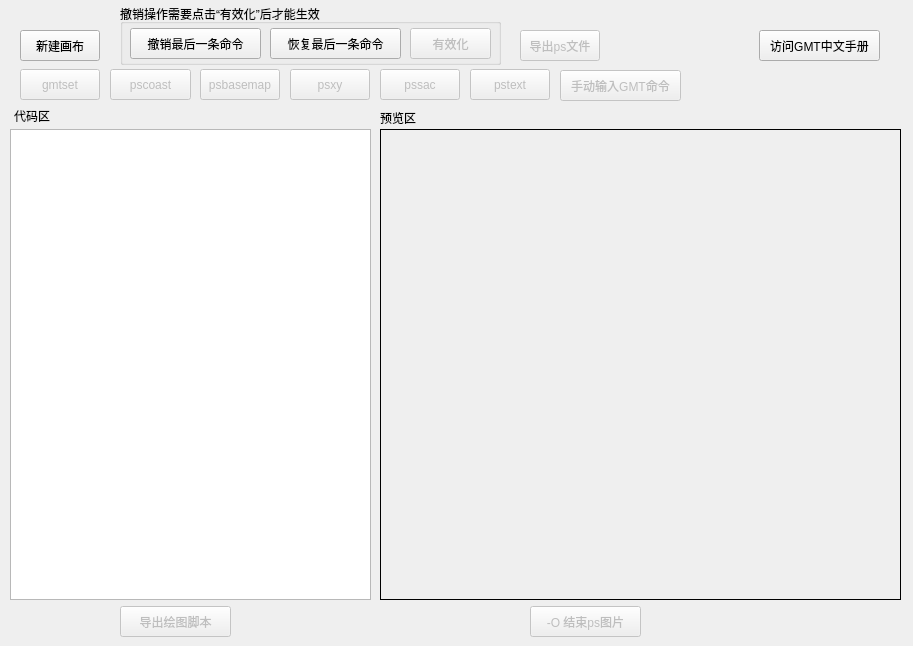
This is src/mainwindow.ui in CovMat/GMT-mini-GUI as Qt 5 draws it before an edit. The edited form follows.
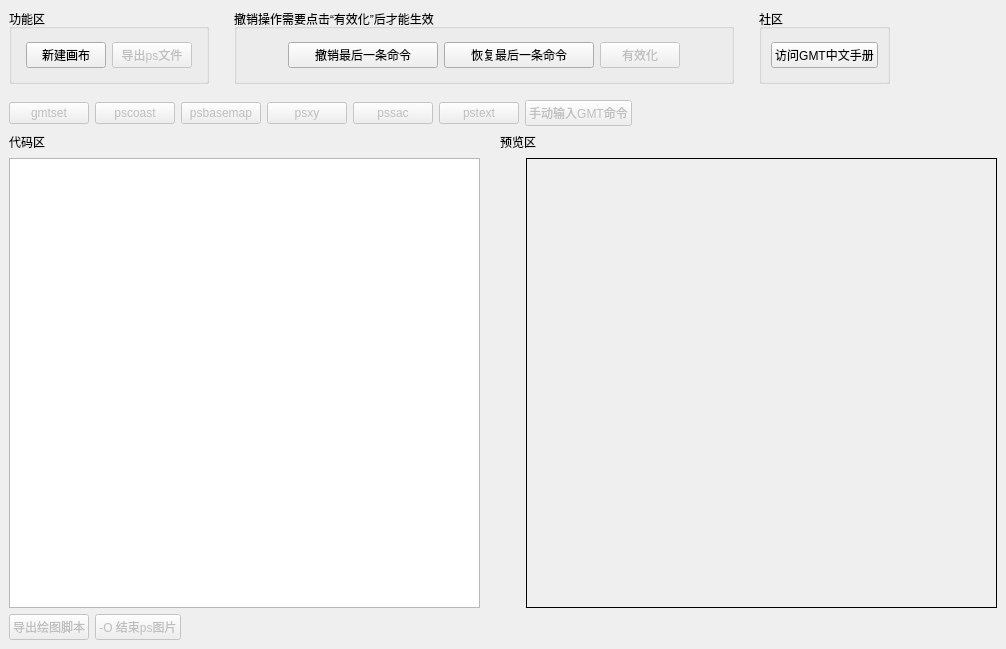
This is the edited form.

Commit message:
更改mainwindow.ui布局，适应窗口动态调整。 (#12)
* mainwindow布局调整，适应窗口动态调整。

* mainwindow.ui布局更新
1. 窗口可随意拖动，代码窗口及预览窗口动态适应
2. 功能按键位置保持固定

The edit to the form file:
```diff
--- a/src/mainwindow.ui
+++ b/src/mainwindow.ui
@@ -6,307 +6,501 @@
    <rect>
     <x>0</x>
     <y>0</y>
-    <width>913</width>
-    <height>646</height>
+    <width>1006</width>
+    <height>649</height>
    </rect>
   </property>
   <property name="windowTitle">
    <string>MainWindow</string>
   </property>
   <widget class="QWidget" name="centralwidget">
+   <property name="sizePolicy">
+    <sizepolicy hsizetype="Expanding" vsizetype="Expanding">
+     <horstretch>0</horstretch>
+     <verstretch>0</verstretch>
+    </sizepolicy>
+   </property>
+   <layout class="QHBoxLayout" name="horizontalLayout_7">
+    <item>
+     <layout class="QVBoxLayout" name="verticalLayout_3">
+      <property name="sizeConstraint">
+       <enum>QLayout::SetMinAndMaxSize</enum>
+      </property>
+      <item>
+       <layout class="QHBoxLayout" name="horizontalLayout_4">
+        <property name="spacing">
+         <number>25</number>
+        </property>
+        <property name="sizeConstraint">
+         <enum>QLayout::SetMaximumSize</enum>
+        </property>
+        <property name="bottomMargin">
+         <number>10</number>
+        </property>
+        <item>
+         <widget class="QGroupBox" name="groupBox_2">
+          <property name="sizePolicy">
+           <sizepolicy hsizetype="Fixed" vsizetype="Fixed">
+            <horstretch>0</horstretch>
+            <verstretch>0</verstretch>
+           </sizepolicy>
+          </property>
+          <property name="minimumSize">
+           <size>
+            <width>200</width>
+            <height>75</height>
+           </size>
+          </property>
+          <property name="title">
+           <string>功能区</string>
+          </property>
+          <layout class="QHBoxLayout" name="horizontalLayout_12">
+           <item>
+            <layout class="QHBoxLayout" name="horizontalLayout_10">
+             <property name="sizeConstraint">
+              <enum>QLayout::SetFixedSize</enum>
+             </property>
+             <item>
    <widget class="QPushButton" name="new_PS_file">
-    <property name="geometry">
-     <rect>
-      <x>20</x>
-      <y>30</y>
-      <width>80</width>
-      <height>31</height>
-     </rect>
+               <property name="sizePolicy">
+                <sizepolicy hsizetype="Fixed" vsizetype="Fixed">
+                 <horstretch>0</horstretch>
+                 <verstretch>0</verstretch>
+                </sizepolicy>
     </property>
     <property name="text">
      <string>新建画布</string>
     </property>
    </widget>
-   <widget class="QListWidget" name="cmd_list">
-    <property name="geometry">
-     <rect>
-      <x>10</x>
-      <y>129</y>
-      <width>361</width>
-      <height>471</height>
-     </rect>
-    </property>
-   </widget>
-   <widget class="QPushButton" name="pscoast">
+             </item>
+             <item>
+              <widget class="QPushButton" name="export_ps">
     <property name="enabled">
      <bool>false</bool>
     </property>
-    <property name="geometry">
-     <rect>
-      <x>110</x>
-      <y>69</y>
-      <width>81</width>
-      <height>31</height>
-     </rect>
+               <property name="sizePolicy">
+                <sizepolicy hsizetype="Fixed" vsizetype="Fixed">
+                 <horstretch>0</horstretch>
+                 <verstretch>0</verstretch>
+                </sizepolicy>
     </property>
     <property name="text">
-     <string>pscoast</string>
-    </property>
-   </widget>
-   <widget class="QPushButton" name="endps">
-    <property name="enabled">
-     <bool>false</bool>
-    </property>
-    <property name="geometry">
-     <rect>
-      <x>530</x>
-      <y>606</y>
-      <width>111</width>
-      <height>31</height>
-     </rect>
-    </property>
-    <property name="text">
-     <string>-O 结束ps图片</string>
-    </property>
-   </widget>
+                <string>导出ps文件</string>
+               </property>
+              </widget>
+             </item>
+            </layout>
+           </item>
+          </layout>
+         </widget>
+        </item>
+        <item>
    <widget class="QGroupBox" name="groupBox">
-    <property name="geometry">
-     <rect>
-      <x>120</x>
-      <y>4</y>
-      <width>381</width>
-      <height>61</height>
-     </rect>
+          <property name="sizePolicy">
+           <sizepolicy hsizetype="Fixed" vsizetype="Fixed">
+            <horstretch>0</horstretch>
+            <verstretch>0</verstretch>
+           </sizepolicy>
+          </property>
+          <property name="minimumSize">
+           <size>
+            <width>500</width>
+            <height>75</height>
+           </size>
     </property>
     <property name="title">
      <string>撤销操作需要点击“有效化”后才能生效</string>
     </property>
-    <widget class="QPushButton" name="redo">
-     <property name="geometry">
-      <rect>
-       <x>150</x>
-       <y>24</y>
-       <width>131</width>
-       <height>31</height>
-      </rect>
-     </property>
-     <property name="text">
-      <string>恢复最后一条命令</string>
-     </property>
-    </widget>
+          <layout class="QHBoxLayout" name="horizontalLayout_11">
+           <item>
+            <layout class="QHBoxLayout" name="horizontalLayout_8">
+             <property name="sizeConstraint">
+              <enum>QLayout::SetNoConstraint</enum>
+             </property>
+             <item>
     <widget class="QPushButton" name="undo">
-     <property name="geometry">
-      <rect>
-       <x>10</x>
-       <y>24</y>
-       <width>131</width>
-       <height>31</height>
-      </rect>
+               <property name="sizePolicy">
+                <sizepolicy hsizetype="Fixed" vsizetype="Fixed">
+                 <horstretch>0</horstretch>
+                 <verstretch>0</verstretch>
+                </sizepolicy>
+               </property>
+               <property name="minimumSize">
+                <size>
+                 <width>150</width>
+                 <height>0</height>
+                </size>
      </property>
      <property name="text">
       <string>撤销最后一条命令</string>
      </property>
     </widget>
+             </item>
+             <item>
+              <widget class="QPushButton" name="redo">
+               <property name="sizePolicy">
+                <sizepolicy hsizetype="Fixed" vsizetype="Fixed">
+                 <horstretch>0</horstretch>
+                 <verstretch>0</verstretch>
+                </sizepolicy>
+               </property>
+               <property name="minimumSize">
+                <size>
+                 <width>150</width>
+                 <height>0</height>
+                </size>
+               </property>
+               <property name="text">
+                <string>恢复最后一条命令</string>
+               </property>
+              </widget>
+             </item>
+             <item>
     <widget class="QPushButton" name="undo_confirm">
      <property name="enabled">
       <bool>false</bool>
      </property>
-     <property name="geometry">
-      <rect>
-       <x>290</x>
-       <y>24</y>
-       <width>81</width>
-       <height>31</height>
-      </rect>
+               <property name="sizePolicy">
+                <sizepolicy hsizetype="Fixed" vsizetype="Fixed">
+                 <horstretch>0</horstretch>
+                 <verstretch>0</verstretch>
+                </sizepolicy>
      </property>
      <property name="text">
       <string>有效化</string>
      </property>
     </widget>
-   </widget>
+             </item>
+            </layout>
+           </item>
+          </layout>
+         </widget>
+        </item>
+        <item>
+         <widget class="QGroupBox" name="groupBox_3">
+          <property name="sizePolicy">
+           <sizepolicy hsizetype="Fixed" vsizetype="Preferred">
+            <horstretch>0</horstretch>
+            <verstretch>0</verstretch>
+           </sizepolicy>
+          </property>
+          <property name="title">
+           <string>社区</string>
+          </property>
+          <layout class="QHBoxLayout" name="horizontalLayout_15">
+           <item>
+            <widget class="QPushButton" name="pushButton">
+             <property name="sizePolicy">
+              <sizepolicy hsizetype="Fixed" vsizetype="Fixed">
+               <horstretch>0</horstretch>
+               <verstretch>0</verstretch>
+              </sizepolicy>
+             </property>
+             <property name="text">
+              <string>访问GMT中文手册</string>
+             </property>
+            </widget>
+           </item>
+          </layout>
+         </widget>
+        </item>
+        <item>
+         <widget class="QLabel" name="label_5">
+          <property name="text">
+           <string/>
+          </property>
+         </widget>
+        </item>
+       </layout>
+      </item>
+      <item>
+       <layout class="QVBoxLayout" name="verticalLayout">
+        <property name="sizeConstraint">
+         <enum>QLayout::SetMaximumSize</enum>
+        </property>
+        <item>
+         <layout class="QVBoxLayout" name="verticalLayout_2"/>
+        </item>
+        <item>
+         <layout class="QHBoxLayout" name="horizontalLayout_5">
+          <item>
+           <widget class="QPushButton" name="gmtset">
+            <property name="enabled">
+             <bool>false</bool>
+            </property>
+            <property name="sizePolicy">
+             <sizepolicy hsizetype="Fixed" vsizetype="Fixed">
+              <horstretch>0</horstretch>
+              <verstretch>0</verstretch>
+             </sizepolicy>
+            </property>
+            <property name="text">
+             <string>gmtset</string>
+            </property>
+           </widget>
+          </item>
+          <item>
+           <widget class="QPushButton" name="pscoast">
+            <property name="enabled">
+             <bool>false</bool>
+            </property>
+            <property name="sizePolicy">
+             <sizepolicy hsizetype="Fixed" vsizetype="Fixed">
+              <horstretch>0</horstretch>
+              <verstretch>0</verstretch>
+             </sizepolicy>
+            </property>
+            <property name="text">
+             <string>pscoast</string>
+            </property>
+           </widget>
+          </item>
+          <item>
    <widget class="QPushButton" name="psbasemap">
     <property name="enabled">
      <bool>false</bool>
     </property>
-    <property name="geometry">
-     <rect>
-      <x>200</x>
-      <y>69</y>
-      <width>80</width>
-      <height>31</height>
-     </rect>
+            <property name="sizePolicy">
+             <sizepolicy hsizetype="Fixed" vsizetype="Fixed">
+              <horstretch>0</horstretch>
+              <verstretch>0</verstretch>
+             </sizepolicy>
     </property>
     <property name="text">
      <string>psbasemap</string>
     </property>
    </widget>
-   <widget class="QLabel" name="label">
-    <property name="geometry">
-     <rect>
-      <x>380</x>
-      <y>129</y>
-      <width>521</width>
-      <height>471</height>
-     </rect>
-    </property>
-    <property name="styleSheet">
-     <string notr="true">border:1px solid rgb(0, 0, 0);</string>
-    </property>
-    <property name="text">
-     <string/>
-    </property>
-   </widget>
-   <widget class="QPushButton" name="export_ps">
-    <property name="enabled">
-     <bool>false</bool>
-    </property>
-    <property name="geometry">
-     <rect>
-      <x>520</x>
-      <y>30</y>
-      <width>80</width>
-      <height>31</height>
-     </rect>
-    </property>
-    <property name="text">
-     <string>导出ps文件</string>
-    </property>
-   </widget>
-   <widget class="QPushButton" name="export_cmd">
-    <property name="enabled">
-     <bool>false</bool>
-    </property>
-    <property name="geometry">
-     <rect>
-      <x>120</x>
-      <y>606</y>
-      <width>111</width>
-      <height>31</height>
-     </rect>
-    </property>
-    <property name="text">
-     <string>导出绘图脚本</string>
-    </property>
-   </widget>
+          </item>
+          <item>
    <widget class="QPushButton" name="psxy">
     <property name="enabled">
      <bool>false</bool>
     </property>
-    <property name="geometry">
-     <rect>
-      <x>290</x>
-      <y>69</y>
-      <width>80</width>
-      <height>31</height>
-     </rect>
+            <property name="sizePolicy">
+             <sizepolicy hsizetype="Fixed" vsizetype="Fixed">
+              <horstretch>0</horstretch>
+              <verstretch>0</verstretch>
+             </sizepolicy>
     </property>
     <property name="text">
      <string>psxy</string>
     </property>
    </widget>
+          </item>
+          <item>
    <widget class="QPushButton" name="pssac">
     <property name="enabled">
      <bool>false</bool>
     </property>
-    <property name="geometry">
-     <rect>
-      <x>380</x>
-      <y>69</y>
-      <width>80</width>
-      <height>31</height>
-     </rect>
+            <property name="sizePolicy">
+             <sizepolicy hsizetype="Fixed" vsizetype="Fixed">
+              <horstretch>0</horstretch>
+              <verstretch>0</verstretch>
+             </sizepolicy>
     </property>
     <property name="text">
      <string>pssac</string>
     </property>
    </widget>
+          </item>
+          <item>
    <widget class="QPushButton" name="pstext">
     <property name="enabled">
      <bool>false</bool>
     </property>
-    <property name="geometry">
-     <rect>
-      <x>470</x>
-      <y>69</y>
-      <width>80</width>
-      <height>31</height>
-     </rect>
+            <property name="sizePolicy">
+             <sizepolicy hsizetype="Fixed" vsizetype="Fixed">
+              <horstretch>0</horstretch>
+              <verstretch>0</verstretch>
+             </sizepolicy>
     </property>
     <property name="text">
      <string>pstext</string>
     </property>
    </widget>
-   <widget class="QPushButton" name="pushButton">
-    <property name="geometry">
-     <rect>
-      <x>759</x>
-      <y>30</y>
-      <width>121</width>
-      <height>31</height>
-     </rect>
-    </property>
-    <property name="text">
-     <string>访问GMT中文手册</string>
-    </property>
-   </widget>
-   <widget class="QPushButton" name="gmtset">
-    <property name="enabled">
-     <bool>false</bool>
-    </property>
-    <property name="geometry">
-     <rect>
-      <x>20</x>
-      <y>69</y>
-      <width>80</width>
-      <height>31</height>
-     </rect>
-    </property>
-    <property name="text">
-     <string>gmtset</string>
-    </property>
-   </widget>
+          </item>
+          <item>
    <widget class="QPushButton" name="custom">
     <property name="enabled">
      <bool>false</bool>
     </property>
-    <property name="geometry">
-     <rect>
-      <x>560</x>
-      <y>70</y>
-      <width>121</width>
-      <height>31</height>
-     </rect>
+            <property name="sizePolicy">
+             <sizepolicy hsizetype="Fixed" vsizetype="Fixed">
+              <horstretch>0</horstretch>
+              <verstretch>0</verstretch>
+             </sizepolicy>
     </property>
     <property name="text">
      <string>手动输入GMT命令</string>
     </property>
    </widget>
+          </item>
+          <item>
+           <widget class="QLabel" name="label_6">
+            <property name="sizePolicy">
+             <sizepolicy hsizetype="Expanding" vsizetype="Fixed">
+              <horstretch>0</horstretch>
+              <verstretch>0</verstretch>
+             </sizepolicy>
+            </property>
+            <property name="text">
+             <string/>
+            </property>
+           </widget>
+          </item>
+         </layout>
+        </item>
+        <item>
+         <layout class="QHBoxLayout" name="horizontalLayout_3">
+          <item>
    <widget class="QLabel" name="label_2">
-    <property name="geometry">
-     <rect>
-      <x>14</x>
-      <y>108</y>
-      <width>91</width>
-      <height>16</height>
-     </rect>
-    </property>
     <property name="text">
      <string>代码区</string>
     </property>
    </widget>
+          </item>
+          <item>
+           <spacer name="horizontalSpacer_3">
+            <property name="orientation">
+             <enum>Qt::Horizontal</enum>
+            </property>
+            <property name="sizeHint" stdset="0">
+             <size>
+              <width>40</width>
+              <height>20</height>
+             </size>
+            </property>
+           </spacer>
+          </item>
+          <item>
    <widget class="QLabel" name="label_3">
-    <property name="geometry">
-     <rect>
-      <x>380</x>
-      <y>110</y>
-      <width>91</width>
-      <height>16</height>
-     </rect>
-    </property>
     <property name="text">
      <string>预览区</string>
     </property>
    </widget>
+          </item>
+          <item>
+           <spacer name="horizontalSpacer_4">
+            <property name="orientation">
+             <enum>Qt::Horizontal</enum>
+            </property>
+            <property name="sizeHint" stdset="0">
+             <size>
+              <width>40</width>
+              <height>20</height>
+             </size>
+            </property>
+           </spacer>
+          </item>
+          <item>
+           <widget class="QLabel" name="label_4">
+            <property name="text">
+             <string/>
+            </property>
+           </widget>
+          </item>
+         </layout>
+        </item>
+        <item>
+         <layout class="QHBoxLayout" name="horizontalLayout">
+          <item>
+           <widget class="QListWidget" name="cmd_list">
+            <property name="sizePolicy">
+             <sizepolicy hsizetype="Expanding" vsizetype="Expanding">
+              <horstretch>0</horstretch>
+              <verstretch>0</verstretch>
+             </sizepolicy>
+            </property>
+           </widget>
+          </item>
+          <item>
+           <spacer name="horizontalSpacer">
+            <property name="orientation">
+             <enum>Qt::Horizontal</enum>
+            </property>
+            <property name="sizeType">
+             <enum>QSizePolicy::Minimum</enum>
+            </property>
+            <property name="sizeHint" stdset="0">
+             <size>
+              <width>40</width>
+              <height>20</height>
+             </size>
+            </property>
+           </spacer>
+          </item>
+          <item>
+           <widget class="QLabel" name="label">
+            <property name="enabled">
+             <bool>true</bool>
+            </property>
+            <property name="sizePolicy">
+             <sizepolicy hsizetype="Expanding" vsizetype="Preferred">
+              <horstretch>0</horstretch>
+              <verstretch>0</verstretch>
+             </sizepolicy>
+            </property>
+            <property name="styleSheet">
+             <string notr="true">border:1px solid rgb(0, 0, 0);</string>
+            </property>
+            <property name="text">
+             <string/>
+            </property>
+           </widget>
+          </item>
+         </layout>
+        </item>
+        <item>
+         <layout class="QHBoxLayout" name="horizontalLayout_2">
+          <item>
+           <widget class="QPushButton" name="export_cmd">
+            <property name="enabled">
+             <bool>false</bool>
+            </property>
+            <property name="sizePolicy">
+             <sizepolicy hsizetype="Fixed" vsizetype="Fixed">
+              <horstretch>0</horstretch>
+              <verstretch>0</verstretch>
+             </sizepolicy>
+            </property>
+            <property name="text">
+             <string>导出绘图脚本</string>
+            </property>
+           </widget>
+          </item>
+          <item>
+           <widget class="QPushButton" name="endps">
+            <property name="enabled">
+             <bool>false</bool>
+            </property>
+            <property name="sizePolicy">
+             <sizepolicy hsizetype="Fixed" vsizetype="Fixed">
+              <horstretch>0</horstretch>
+              <verstretch>0</verstretch>
+             </sizepolicy>
+            </property>
+            <property name="text">
+             <string>-O 结束ps图片</string>
+            </property>
+           </widget>
+          </item>
+          <item>
+           <widget class="QLabel" name="label_7">
+            <property name="text">
+             <string/>
+            </property>
+           </widget>
+          </item>
+          <item>
+           <layout class="QHBoxLayout" name="horizontalLayout_14"/>
+          </item>
+         </layout>
+        </item>
+       </layout>
+      </item>
+     </layout>
+    </item>
+   </layout>
   </widget>
  </widget>
  <tabstops>
```
Left out of the diff: 10 changed lines with no effect on the pictures. Lines whose indentation alone changed are shown as unchanged.
